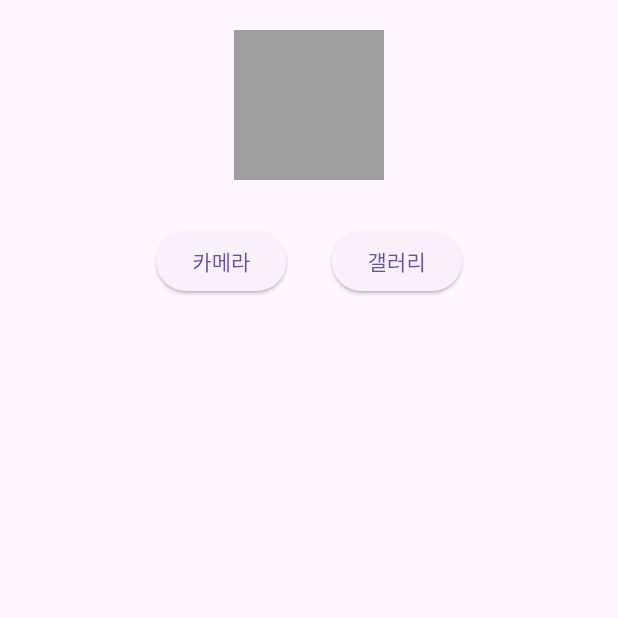
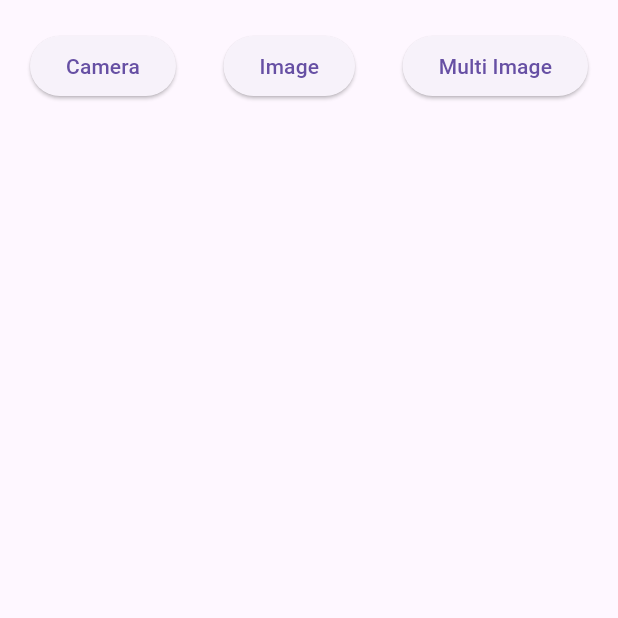
Before and after one commit to seonho99/lottoblog, a Flutter app: the ImagepickerWidget screen opened directly, on a phone screen of 412 x 824 dp, the top half of it. Run offline on Flutter 3.47's test engine with Material 3 defaults, Android fonts, the phone set to English and light mode, and no system bars; our stand-ins replace firebase_core, go_router, image_picker; accounts and stored records are empty; Roboto replaces fonts that are missing (NanumSquareNeo).

```diff
--- a/lib/imagepicker_widget.dart
+++ b/lib/imagepicker_widget.dart
@@ -11,64 +11,187 @@
 }
 
 class _ImagepickerWidgetState extends State<ImagepickerWidget> {
-  XFile? _image;
-  final ImagePicker picker = ImagePicker();
+  final ImagePicker _picker = ImagePicker();
+  final List<XFile?> _pickedImages = [];
 
-  Future getImage(ImageSource imageSource) async {
-    //pickedFile에 ImagePicker로 가져온 이미지가 담긴다.
-    final XFile? pickedFile = await picker.pickImage(source: imageSource);
-    if (pickedFile != null) {
+  // 카메라, 갤러리에서 이미지 1개 불러오기
+  // ImageSource.galley , ImageSource.camera
+  void getImage(ImageSource source) async {
+    final XFile? image = await _picker.pickImage(source: source);
+
     setState(() {
-        _image = XFile(pickedFile.path); //가져온 이미지를 _image에 저장
+      _pickedImages.add(image);
+    });
+  }
+
+  // 이미지 여러개 불러오기
+  void getMultiImage() async {
+    final List<XFile>? images = await _picker.pickMultiImage();
+
+    if (images != null) {
+      setState(() {
+        _pickedImages.addAll(images);
       });
     }
   }
 
   @override
   Widget build(BuildContext context) {
-    return Column(
-      crossAxisAlignment: CrossAxisAlignment.center,
+    return Scaffold(
+      body: SafeArea(
+        child: Padding(
+          padding: const EdgeInsets.symmetric(vertical: 20, horizontal: 10),
+          child: Column(
             children: [
-        SizedBox(height: 20, width: double.infinity),
-        _buildPhotoArea(),
-        SizedBox(height: 30),
-        _buildButton(),
+              _imageLoadButtons(),
+              const SizedBox(height: 20),
+              _gridPhoto(),
             ],
+          ),
+        ),
+      ),
     );
   }
 
-  Widget _buildPhotoArea() {
-    return _image != null
-        ? Container(
-      width: 100,
-      height: 100,
-      child: Image.file(File(_image!.path)), //가져온 이미지를 화면에 띄워주는 코드
-    )
-        : Container(
-      width: 100,
-      height: 100,
-      color: Colors.grey,
+  // 화면 상단 버튼
+  Widget _imageLoadButtons() {
+    return Padding(
+      padding: const EdgeInsets.symmetric(horizontal: 10),
+      child: Row(
+        mainAxisAlignment: MainAxisAlignment.spaceBetween,
+        children: [
+          SizedBox(
+            child: ElevatedButton(
+              onPressed: () => getImage(ImageSource.camera),
+              child: const Text('Camera'),
+            ),
+          ),
+          const SizedBox(width: 20),
+          SizedBox(
+            child: ElevatedButton(
+              onPressed: () => getImage(ImageSource.gallery),
+              child: const Text('Image'),
+            ),
+          ),
+          const SizedBox(width: 20),
+          SizedBox(
+            child: ElevatedButton(
+              onPressed: () => getMultiImage(),
+              child: const Text('Multi Image'),
+            ),
+          ),
+        ],
+      ),
     );
   }
 
-  Widget _buildButton() {
-    return Row(
-      mainAxisAlignment: MainAxisAlignment.center,
+  // 불러온 이미지 gridView
+  Widget _gridPhoto() {
+    return Expanded(
+      child: _pickedImages.isNotEmpty
+          ? GridView(
+        gridDelegate: const SliverGridDelegateWithFixedCrossAxisCount(
+          crossAxisCount: 3,
+        ),
+        children: _pickedImages
+            .where((element) => element != null)
+            .map((e) => _gridPhotoItem(e!))
+            .toList(),
+      )
+          : const SizedBox(),
+    );
+  }
+
+  Widget _gridPhotoItem(XFile e) {
+    return Padding(
+      padding: const EdgeInsets.all(2.0),
+      child: Stack(
         children: [
-        ElevatedButton(
-          onPressed: () {
-            getImage(ImageSource.camera); //getImage 함수를 호출해서 카메라로 찍은 사진 가져오기
+          Positioned.fill(
+            child: Image.file(
+              File(e.path),
+              fit: BoxFit.cover,
+            ),
+          ),
+          Positioned(
+            top: 5,
+            right: 5,
+            child: GestureDetector(
+              onTap: () {
+                setState(() {
+                  _pickedImages.remove(e);
+                });
               },
-          child: Text("카메라"),
+              child: const Icon(
+                Icons.cancel_rounded,
+                color: Colors.black87,
               ),
-        SizedBox(width: 30),
-        ElevatedButton(
-          onPressed: () {
-            getImage(ImageSource.gallery); //getImage 함수를 호출해서 갤러리에서 사진 가져오기
-          },
-          child: Text("갤러리"),
             ),
+          )
         ],
+      ),
     );
   }
 }
+
+//   XFile? _image;
+//   final ImagePicker picker = ImagePicker();
+//
+//   Future getImage(ImageSource imageSource) async {
+//     //pickedFile에 ImagePicker로 가져온 이미지가 담긴다.
+//     final XFile? pickedFile = await picker.pickImage(source: imageSource);
+//     if (pickedFile != null) {
+//       setState(() {
+//         _image = XFile(pickedFile.path); //가져온 이미지를 _image에 저장
+//       });
+//     }
+//   }
+//
+//   @override
+//   Widget build(BuildContext context) {
+//     return Column(
+//       crossAxisAlignment: CrossAxisAlignment.center,
+//       children: [
+//         SizedBox(height: 20, width: double.infinity),
+//         _buildPhotoArea(),
+//         SizedBox(height: 30),
+//         _buildButton(),
+//       ],
+//     );
+//   }
+//
+//   Widget _buildPhotoArea() {
+//     return _image != null
+//         ? Container(
+//       width: 100,
+//       height: 100,
+//       child: Image.file(File(_image!.path)), //가져온 이미지를 화면에 띄워주는 코드
+//     )
+//         : Container(
+//       width: 100,
+//       height: 100,
+//       color: Colors.grey,
+//     );
+//   }
+//
+//   Widget _buildButton() {
+//     return Row(
+//       mainAxisAlignment: MainAxisAlignment.center,
+//       children: [
+//         ElevatedButton(
+//           onPressed: () {
+//             getImage(ImageSource.camera); //getImage 함수를 호출해서 카메라로 찍은 사진 가져오기
+//           },
+//           child: Text("카메라"),
+//         ),
+//         SizedBox(width: 30),
+//         ElevatedButton(
+//           onPressed: () {
+//             getImage(ImageSource.gallery); //getImage 함수를 호출해서 갤러리에서 사진 가져오기
+//           },
+//           child: Text("갤러리"),
+//         ),
+//       ],
+//     );
+//   }
+// }
```
Also changed, not shown: lib/main.dart (+8 -2 lines), pubspec.yaml (+14 -0 lines), firebase.json (added), lib/firebase_options.dart (added), pubspec.lock, 7 other files. Lines whose indentation alone changed are shown as unchanged.
